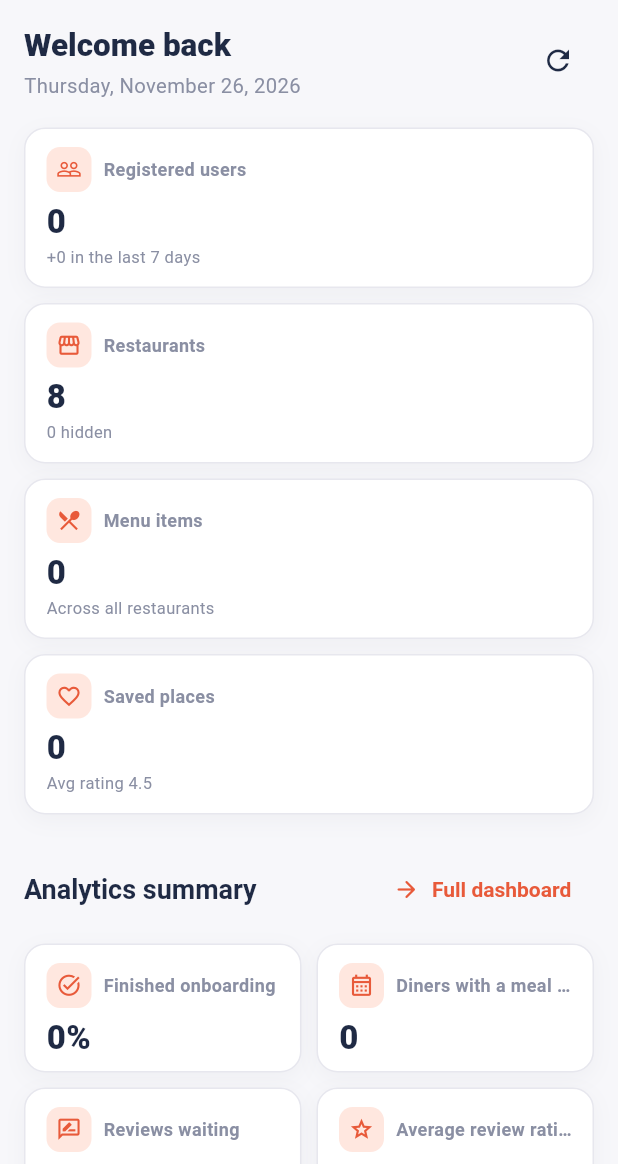
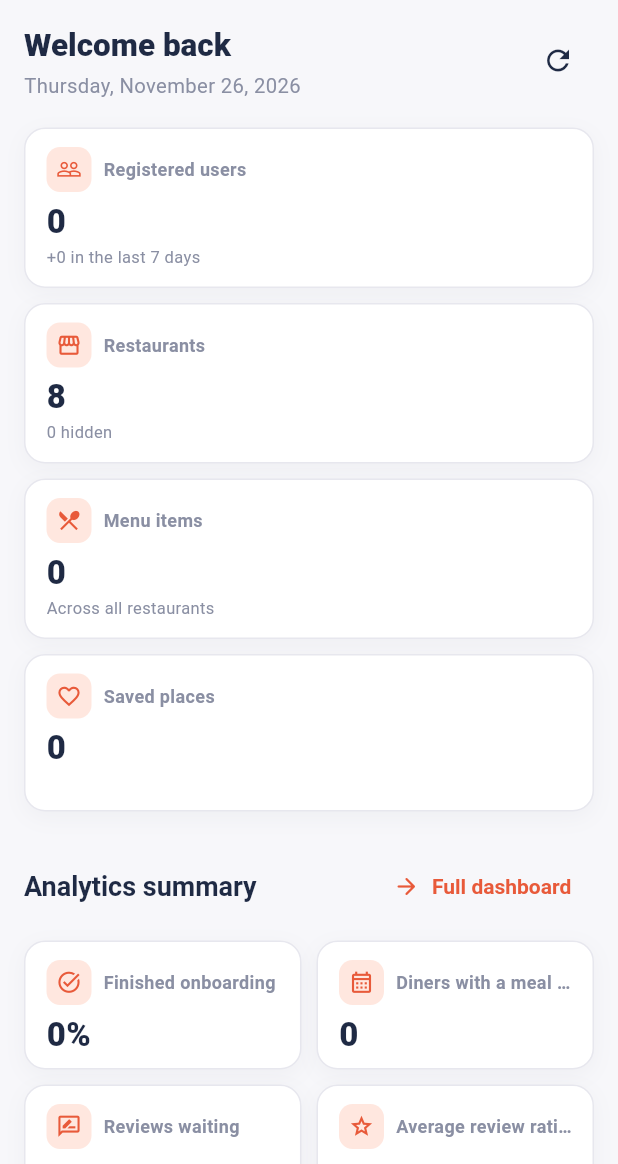
Before and after one commit to nickcomia/sarap_app, a Flutter app: the AdminHomeScreen screen opened directly, on a phone screen of 412 x 824 dp, the part 72-1236 px from its top. Run offline on Flutter 3.47's test engine with Material 3 defaults, Android fonts, the phone set to English and light mode, and no system bars; our stand-ins replace cached_network_image, cloud_firestore, file_picker, firebase_auth, firebase_core, firebase_messaging and 10 more; missing offline and left inert: dart:js_interop, firebase_app_check; accounts and stored records are empty.

Commit message:
remove something

```diff
--- a/lib/screens/admin/admin_add_menu_item_screen.dart
+++ b/lib/screens/admin/admin_add_menu_item_screen.dart
@@ -315,7 +315,7 @@ class _AdminAddMenuItemScreenState extends State<AdminAddMenuItemScreen> {
                   controller: _servingCtrl,
                   maxLength: 40,
                   decoration: const InputDecoration(
-                    labelText: 'Serving size (what the calories are for)',
+                    labelText: 'Serving size',
                     hintText: 'e.g. 1 slice, 16 oz cup, 1 plate (about 250 g)',
                   ),
                   validator: (v) =>
--- a/lib/screens/admin/admin_home_screen.dart
+++ b/lib/screens/admin/admin_home_screen.dart
@@ -204,7 +204,7 @@ class _Sidebar extends StatelessWidget {
       child: SafeArea(
         child: Column(
           children: [
-            // Brand: a compact SARAP logo with "Admin console" beside it.
+            // Brand: a compact SARAP logo with "SARAP Admin Console" beside it.
             Padding(
               padding: const EdgeInsets.fromLTRB(18, 20, 18, 6),
               child: Row(
@@ -609,9 +609,10 @@ class _OverviewPageState extends State<_OverviewPage> {
                         note: '${s['hiddenRestaurants']} hidden'),
                     card(Icons.restaurant_menu, 'Menu items', '${s['menuItems']}',
                         note: 'Across all restaurants'),
+                    // Empty note: no text, but the card keeps the same height
+                    // as the other cards in this row.
                     card(Icons.favorite_border, 'Saved places', '${s['totalSaves']}',
-                        note:
-                            'Avg rating ${(s['avgRating'] as num).toDouble().toStringAsFixed(1)}'),
+                        note: ''),
                   ],
                 );
               }),
@@ -717,8 +718,10 @@ class _KpiCard extends StatelessWidget {
                   height: 1)),
           if (note != null) ...[
             const SizedBox(height: 5),
-            Text(note!,
-                style: const TextStyle(color: AppColors.muted, fontSize: 11)),
+            note!.isEmpty
+                ? const SizedBox(height: 14)
+                : Text(note!,
+                    style: const TextStyle(color: AppColors.muted, fontSize: 11)),
           ],
         ],
       ),
--- a/lib/screens/admin/admin_import_menu_screen.dart
+++ b/lib/screens/admin/admin_import_menu_screen.dart
@@ -465,7 +465,7 @@ class _AdminImportMenuScreenState extends State<AdminImportMenuScreen> {
                 child: Text(
                   'Use a .csv file (in Excel: File > Save As > CSV UTF-8). The first row must be the header:\n\n'
                   'name | price | calories | servingSize | mealTypes | dietaryTags | imageUrl\n\n'
-                  '• servingSize: what the calories are for, for example 1 slice, 16 oz cup or 1 plate (about 250 g)\n'
+                  '• servingSize: for example 1 slice, 16 oz cup or 1 plate (about 250 g)\n'
                   '• mealTypes: ${_mealTypeNames.join(', ')}\n'
                   '• dietaryTags: only these names are accepted: ${_dietaryNames.join(', ')}. '
                   'Any other text in that column is ignored.\n'
```
